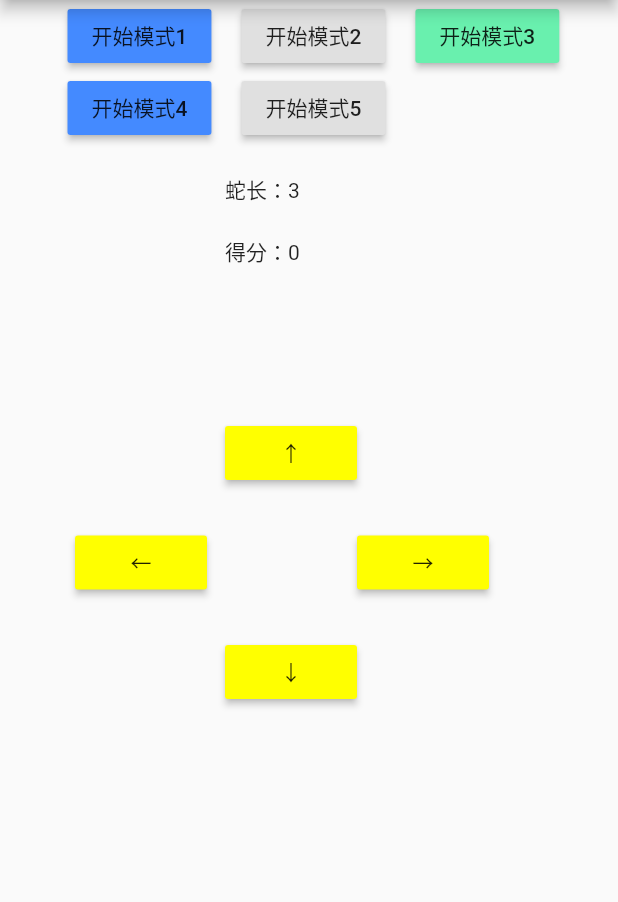
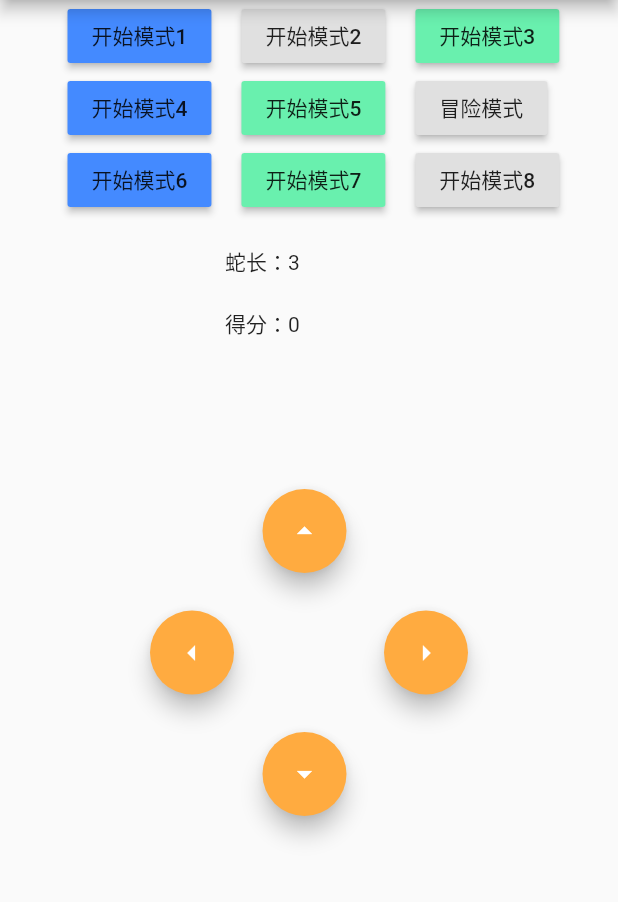
Before and after one commit to AthleticsNero/Snake, a Flutter app: the screen it shows after launch, on a phone screen of 412 x 824 dp, the part 84-986 px from its top. Run offline on Flutter 3.47's test engine with Material 2 defaults, Android fonts, the phone set to English and light mode, and no system bars; missing offline and left inert: mqtt_client.

Commit message:
加了关卡和冒险模式并随意切换

```diff
--- a/lib/main.dart
+++ b/lib/main.dart
@@ -118,6 +118,64 @@ class _MyHomePageState extends State<MyHomePage>{
                     score = 0;
                     _subMessage();
                   },
+                  color: Colors.greenAccent,
+                ),
+              ),
+              new Container(
+                padding: EdgeInsets.fromLTRB(20, 0, 0, 0),
+                child: RaisedButton(
+                  child: Text('冒险模式'),
+                  onPressed: (){
+                    _pubMsg = 'B';
+                    _pubMode();
+                    score = 0;
+                    _subMessage();
+                  },
+                ),
+              ),
+
+            ],
+
+          ),
+
+          new Row(
+            children: <Widget>[
+              new Container(
+                padding: EdgeInsets.fromLTRB(45, 0, 0, 0),
+                child: RaisedButton(
+                  child: Text('开始模式6'),
+                  onPressed: (){
+                    _pubMsg = '6';
+                    _pubMode();
+                    score = 0;
+                    _subMessage();
+                  },
+                  color: Colors.blueAccent,
+                ),
+              ),
+              new Container(
+                padding: EdgeInsets.fromLTRB(20, 0, 0, 0),
+                child: RaisedButton(
+                  child: Text('开始模式7'),
+                  onPressed: (){
+                    _pubMsg = '7';
+                    _pubMode();
+                    score = 0;
+                    _subMessage();
+                  },
+                  color: Colors.greenAccent,
+                ),
+              ),
+              new Container(
+                padding: EdgeInsets.fromLTRB(20, 0, 0, 0),
+                child: RaisedButton(
+                  child: Text('开始模式8'),
+                  onPressed: (){
+                    _pubMsg = '8';
+                    _pubMode();
+                    score = 0;
+                    _subMessage();
+                  },
                 ),
               ),
             ],
@@ -148,14 +206,14 @@ class _MyHomePageState extends State<MyHomePage>{
             children: <Widget>[
               new Container(
 //                width: 250,
-                padding: EdgeInsets.fromLTRB(150, 100, 0, 25),
-                child: RaisedButton(
-                  child: Text('↑'),
+                padding: EdgeInsets.fromLTRB(175, 100, 0, 25),
+                child: FloatingActionButton(
+                  child: new Icon(Icons.arrow_drop_up),
                   onPressed: (){
                     _pubMsg = 'W';
                     _pubMessage();
                   },
-                  color: Colors.yellowAccent,
+                  backgroundColor: Colors.orangeAccent,
                 ),
               ),
             ],
@@ -164,26 +222,27 @@ class _MyHomePageState extends State<MyHomePage>{
             children: <Widget>[
               new Container(
 //                width: 150,
-                padding: EdgeInsets.fromLTRB(50, 0, 50, 25),
-                child: RaisedButton(
-                    child:  Text('←'),
+                padding: EdgeInsets.fromLTRB(100, 0, 50, 25),
+                child: FloatingActionButton(
+                    child:  new Icon(Icons.arrow_left),
                     onPressed:(){
                       _pubMsg = 'A';
                       _pubMessage();
                     },
-                    color: Colors.yellowAccent,
+                  backgroundColor: Colors.orangeAccent,
+//                    color: Colors.yellowAccent,
                 ),
               ),
               new Container(
 //                width: 150,
                 padding: EdgeInsets.fromLTRB(50, 0, 0, 25),
-                child: RaisedButton(
+                child: FloatingActionButton(
                   onPressed: (){
                     _pubMsg = 'D';
                     _pubMessage();
                   },
-                  child: Text('→'),
-                  color: Colors.yellowAccent,
+                  child: new Icon(Icons.arrow_right),
+                  backgroundColor: Colors.orangeAccent,
                 ),
               ),
             ],
@@ -191,14 +250,14 @@ class _MyHomePageState extends State<MyHomePage>{
           new Row(
             children: <Widget>[
               new Container(
-                padding: EdgeInsets.fromLTRB(150, 0, 0, 0),
-                child: RaisedButton(
+                padding: EdgeInsets.fromLTRB(175, 0, 0, 0),
+                child: FloatingActionButton(
                     onPressed:(){
                       _pubMsg = 'S';
                       _pubMessage();
                     },
-                    child: Text('↓'),
-                    color: Colors.yellowAccent,
+                    child: new Icon(Icons.arrow_drop_down),
+                    backgroundColor: Colors.orangeAccent,
                 ),
               )
             ],
```
Also changed, not shown: 1 other file.
